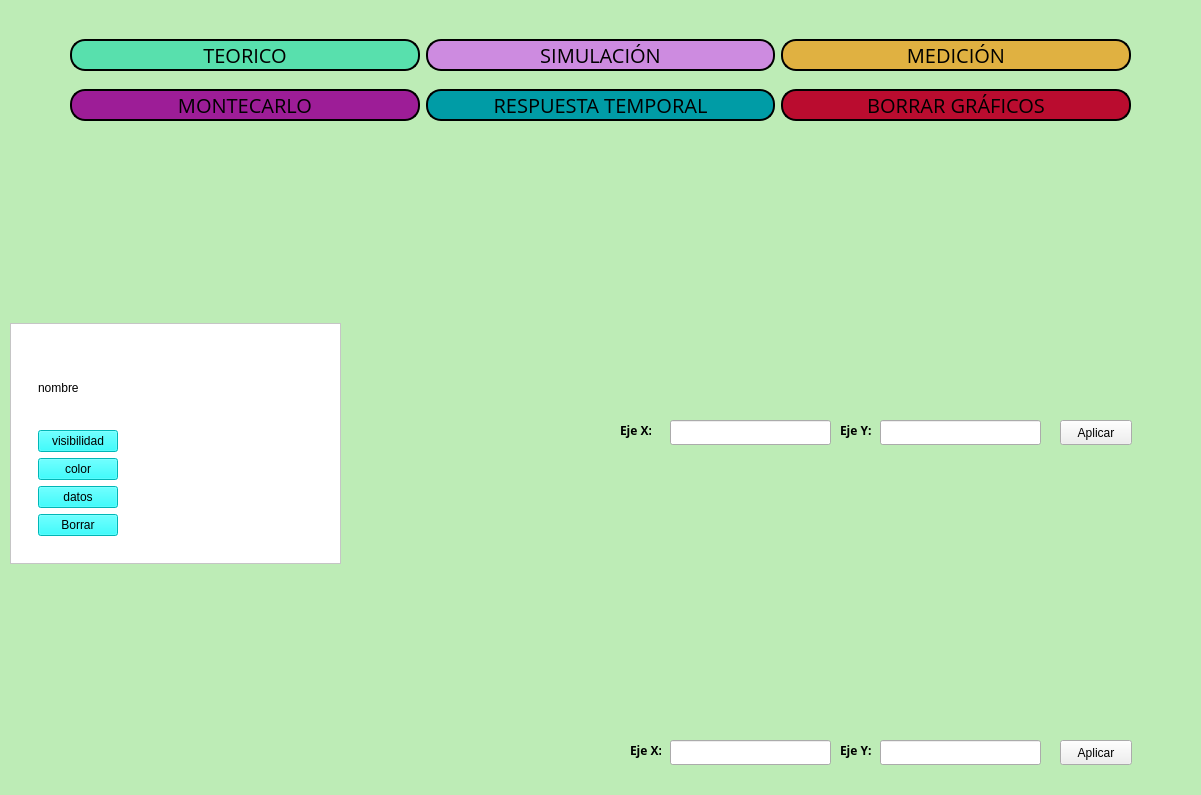
This is frontend/menu.ui in odevincenti/TC-TP1 as Qt 5 draws it before an edit. The edited form follows.
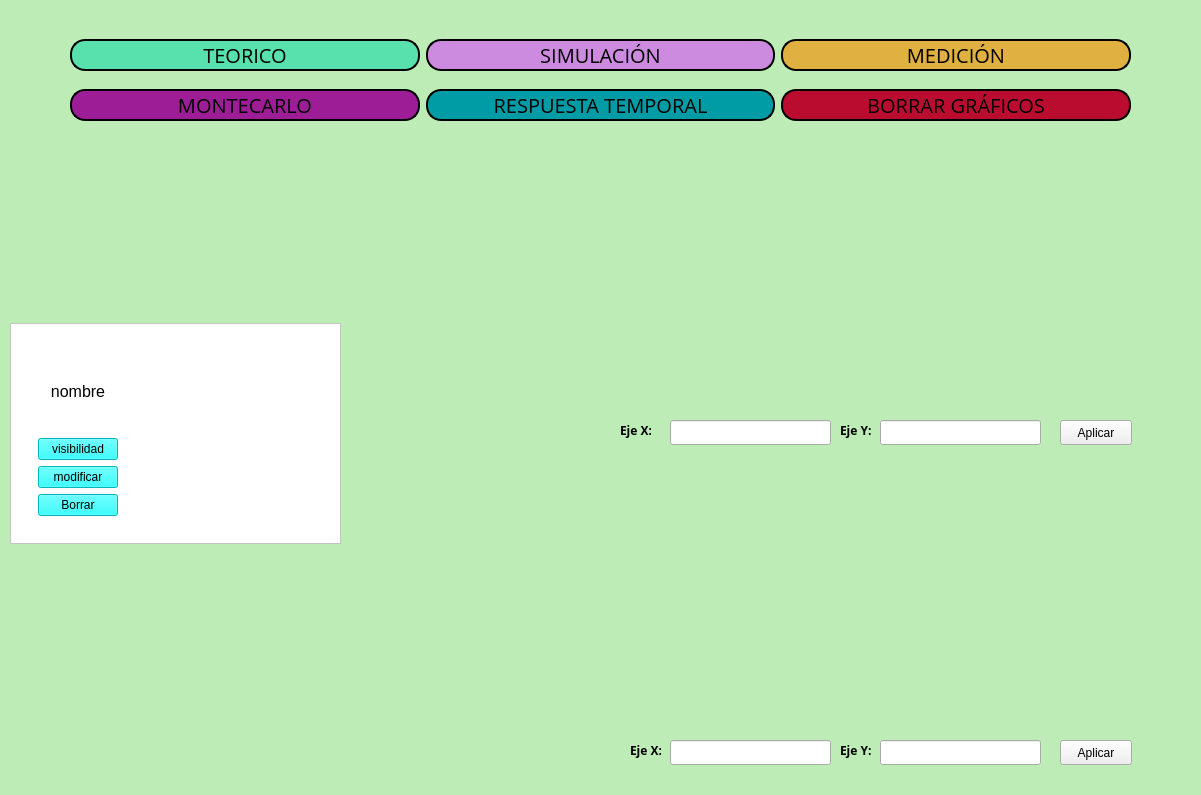
This is the edited form. Custom widgets are drawn as their Qt base class.

Patch:
```diff
--- a/frontend/menu.ui
+++ b/frontend/menu.ui
@@ -375,7 +375,7 @@
        <x>10</x>
        <y>323</y>
        <width>331</width>
-       <height>241</height>
+       <height>221</height>
       </rect>
      </property>
      <property name="styleSheet">
@@ -390,7 +390,7 @@
         <x>0</x>
         <y>0</y>
         <width>329</width>
-        <height>239</height>
+        <height>219</height>
        </rect>
       </property>
       <layout class="QVBoxLayout" name="verticalLayout_2">
@@ -402,9 +402,17 @@
             <layout class="QVBoxLayout" name="verticalLayout_3">
              <item>
               <widget class="QLabel" name="label">
+               <property name="font">
+                <font>
+                 <pointsize>12</pointsize>
+                </font>
+               </property>
                <property name="text">
                 <string>nombre</string>
                </property>
+               <property name="alignment">
+                <set>Qt::AlignCenter</set>
+               </property>
               </widget>
              </item>
              <item>
@@ -417,23 +425,13 @@
                </property>
               </widget>
              </item>
-             <item>
-              <widget class="QPushButton" name="pushButton_2">
-               <property name="styleSheet">
-                <string notr="true">background: cyan;</string>
-               </property>
-               <property name="text">
-                <string>color</string>
-               </property>
-              </widget>
-             </item>
              <item>
               <widget class="QPushButton" name="pushButton_3">
                <property name="styleSheet">
                 <string notr="true">background: cyan;</string>
                </property>
                <property name="text">
-                <string>datos</string>
+                <string>modificar</string>
                </property>
               </widget>
              </item>
```
